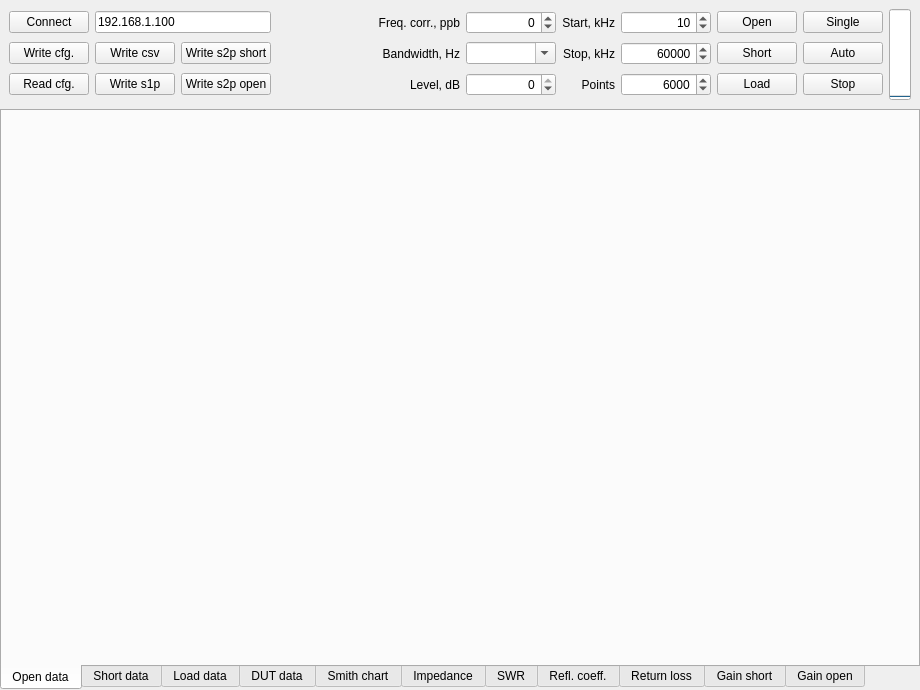
The window that projects/vna/client/vna.ui (pavel-demin/red-pitaya-notes) describes before a commit, drawn with Qt 5.
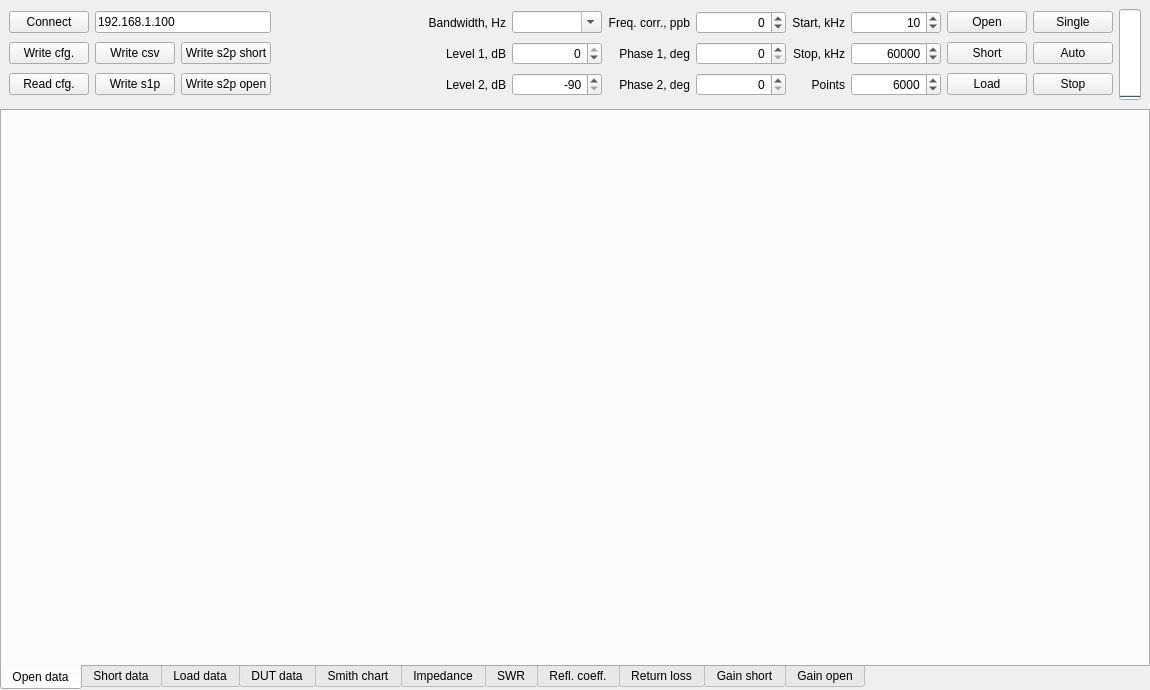
The same window after the commit.

Commit message: add output phase offset to vna

Diff of the .ui file:
```diff
--- a/projects/vna/client/vna.ui
+++ b/projects/vna/client/vna.ui
@@ -6,13 +6,13 @@
    <rect>
     <x>0</x>
     <y>0</y>
-    <width>920</width>
+    <width>1150</width>
     <height>690</height>
    </rect>
   </property>
   <property name="minimumSize">
    <size>
-    <width>920</width>
+    <width>1150</width>
     <height>690</height>
    </size>
   </property>
@@ -115,16 +115,6 @@
         </spacer>
        </item>
        <item row="0" column="4">
-        <widget class="QLabel" name="corrLabel">
-         <property name="text">
-          <string>Freq. corr., ppb</string>
-         </property>
-         <property name="alignment">
-          <set>Qt::AlignRight|Qt::AlignTrailing|Qt::AlignVCenter</set>
-         </property>
-        </widget>
-       </item>
-       <item row="1" column="4">
         <widget class="QLabel" name="rateLabel">
          <property name="text">
           <string>Bandwidth, Hz</string>
@@ -134,10 +124,20 @@
          </property>
         </widget>
        </item>
+       <item row="1" column="4">
+        <widget class="QLabel" name="level1Label">
+         <property name="text">
+          <string>Level 1, dB</string>
+         </property>
+         <property name="alignment">
+          <set>Qt::AlignRight|Qt::AlignTrailing|Qt::AlignVCenter</set>
+         </property>
+        </widget>
+       </item>
        <item row="2" column="4">
         <widget class="QLabel" name="levelLabel">
          <property name="text">
-          <string>Level, dB</string>
+          <string>Level 2, dB</string>
          </property>
          <property name="alignment">
           <set>Qt::AlignRight|Qt::AlignTrailing|Qt::AlignVCenter</set>
@@ -145,28 +145,6 @@
         </widget>
        </item>
        <item row="0" column="5">
-        <widget class="QSpinBox" name="corrValue">
-         <property name="minimumSize">
-          <size>
-           <width>90</width>
-           <height>0</height>
-          </size>
-         </property>
-         <property name="alignment">
-          <set>Qt::AlignRight|Qt::AlignTrailing|Qt::AlignVCenter</set>
-         </property>
-         <property name="minimum">
-          <number>-100000</number>
-         </property>
-         <property name="maximum">
-          <number>100000</number>
-         </property>
-         <property name="singleStep">
-          <number>100</number>
-         </property>
-        </widget>
-       </item>
-       <item row="1" column="5">
         <widget class="QComboBox" name="rateValue">
          <property name="minimumSize">
           <size>
@@ -179,6 +157,31 @@
          </property>
         </widget>
        </item>
+       <item row="1" column="5">
+        <widget class="QSpinBox" name="level1Value">
+         <property name="minimumSize">
+          <size>
+           <width>90</width>
+           <height>0</height>
+          </size>
+         </property>
+         <property name="alignment">
+          <set>Qt::AlignRight|Qt::AlignTrailing|Qt::AlignVCenter</set>
+         </property>
+         <property name="minimum">
+          <number>-90</number>
+         </property>
+         <property name="maximum">
+          <number>0</number>
+         </property>
+         <property name="singleStep">
+          <number>6</number>
+         </property>
+         <property name="value">
+          <number>0</number>
+         </property>
+        </widget>
+       </item>
        <item row="2" column="5">
         <widget class="QSpinBox" name="levelValue">
          <property name="minimumSize">
@@ -191,7 +194,7 @@
           <set>Qt::AlignRight|Qt::AlignTrailing|Qt::AlignVCenter</set>
          </property>
          <property name="minimum">
-          <number>-60</number>
+          <number>-90</number>
          </property>
          <property name="maximum">
           <number>0</number>
@@ -200,11 +203,113 @@
           <number>6</number>
          </property>
          <property name="value">
-          <number>0</number>
+          <number>-90</number>
+         </property>
+        </widget>
+       </item>
+       <item row="0" column="6">
+        <widget class="QLabel" name="corrLabel">
+         <property name="text">
+          <string>Freq. corr., ppb</string>
+         </property>
+         <property name="alignment">
+          <set>Qt::AlignRight|Qt::AlignTrailing|Qt::AlignVCenter</set>
+         </property>
+        </widget>
+       </item>
+       <item row="1" column="6">
+        <widget class="QLabel" name="phase1Label">
+         <property name="text">
+          <string>Phase 1, deg</string>
+         </property>
+         <property name="alignment">
+          <set>Qt::AlignRight|Qt::AlignTrailing|Qt::AlignVCenter</set>
          </property>
         </widget>
        </item>
        <item row="2" column="6">
+        <widget class="QLabel" name="phase2Label">
+         <property name="text">
+          <string>Phase 2, deg</string>
+         </property>
+         <property name="alignment">
+          <set>Qt::AlignRight|Qt::AlignTrailing|Qt::AlignVCenter</set>
+         </property>
+        </widget>
+       </item>
+       <item row="0" column="7">
+        <widget class="QSpinBox" name="corrValue">
+         <property name="minimumSize">
+          <size>
+           <width>90</width>
+           <height>0</height>
+          </size>
+         </property>
+         <property name="alignment">
+          <set>Qt::AlignRight|Qt::AlignTrailing|Qt::AlignVCenter</set>
+         </property>
+         <property name="minimum">
+          <number>-100000</number>
+         </property>
+         <property name="maximum">
+          <number>100000</number>
+         </property>
+         <property name="singleStep">
+          <number>100</number>
+         </property>
+        </widget>
+       </item>
+       <item row="1" column="7">
+        <widget class="QSpinBox" name="phase1Value">
+         <property name="minimumSize">
+          <size>
+           <width>90</width>
+           <height>0</height>
+          </size>
+         </property>
+         <property name="alignment">
+          <set>Qt::AlignRight|Qt::AlignTrailing|Qt::AlignVCenter</set>
+         </property>
+         <property name="minimum">
+          <number>0</number>
+         </property>
+         <property name="maximum">
+          <number>360</number>
+         </property>
+         <property name="singleStep">
+          <number>5</number>
+         </property>
+         <property name="value">
+          <number>0</number>
+         </property>
+        </widget>
+       </item>
+       <item row="2" column="7">
+        <widget class="QSpinBox" name="phase2Value">
+         <property name="minimumSize">
+          <size>
+           <width>90</width>
+           <height>0</height>
+          </size>
+         </property>
+         <property name="alignment">
+          <set>Qt::AlignRight|Qt::AlignTrailing|Qt::AlignVCenter</set>
+         </property>
+         <property name="minimum">
+          <number>0</number>
+         </property>
+         <property name="maximum">
+          <number>360</number>
+         </property>
+         <property name="singleStep">
+          <number>5</number>
+         </property>
+         <property name="value">
+          <number>0</number>
+         </property>
+        </widget>
+       </item>
+       <item row="2" column="8">
         <widget class="QLabel" name="sizeLabel">
          <property name="text">
           <string>Points</string>
@@ -214,7 +319,7 @@
          </property>
         </widget>
        </item>
-       <item row="1" column="6">
+       <item row="1" column="8">
         <widget class="QLabel" name="stopLabel">
          <property name="text">
           <string>Stop, kHz</string>
@@ -224,7 +329,7 @@
          </property>
         </widget>
        </item>
-       <item row="0" column="6">
+       <item row="0" column="8">
         <widget class="QLabel" name="startLabel">
          <property name="text">
           <string>Start, kHz</string>
@@ -234,7 +339,7 @@
          </property>
         </widget>
        </item>
-       <item row="2" column="7">
+       <item row="2" column="9">
         <widget class="QSpinBox" name="sizeValue">
          <property name="minimumSize">
           <size>
@@ -259,7 +364,7 @@
          </property>
         </widget>
        </item>
-       <item row="1" column="7">
+       <item row="1" column="9">
         <widget class="QSpinBox" name="stopValue">
          <property name="minimumSize">
           <size>
@@ -284,7 +389,7 @@
          </property>
         </widget>
        </item>
-       <item row="0" column="7">
+       <item row="0" column="9">
         <widget class="QSpinBox" name="startValue">
          <property name="minimumSize">
           <size>
@@ -309,42 +414,42 @@
          </property>
         </widget>
        </item>
-       <item row="0" column="8">
+       <item row="0" column="10">
         <widget class="QPushButton" name="openSweep">
          <property name="text">
           <string>Open</string>
          </property>
         </widget>
        </item>
-       <item row="1" column="8">
+       <item row="1" column="10">
         <widget class="QPushButton" name="shortSweep">
          <property name="text">
           <string>Short</string>
          </property>
         </widget>
        </item>
-       <item row="2" column="8">
+       <item row="2" column="10">
         <widget class="QPushButton" name="loadSweep">
          <property name="text">
           <string>Load</string>
          </property>
         </widget>
        </item>
-       <item row="0" column="9">
+       <item row="0" column="11">
         <widget class="QPushButton" name="singleSweep">
          <property name="text">
           <string>Single</string>
          </property>
         </widget>
        </item>
-       <item row="1" column="9">
+       <item row="1" column="11">
         <widget class="QPushButton" name="autoSweep">
          <property name="text">
           <string>Auto</string>
          </property>
         </widget>
        </item>
-       <item row="2" column="9">
+       <item row="2" column="11">
         <widget class="QPushButton" name="stopSweep">
          <property name="text">
           <string>Stop</string>
```
Left out of the diff: 11 changed lines with no effect on the pictures. The commit also changes 4 other files.
